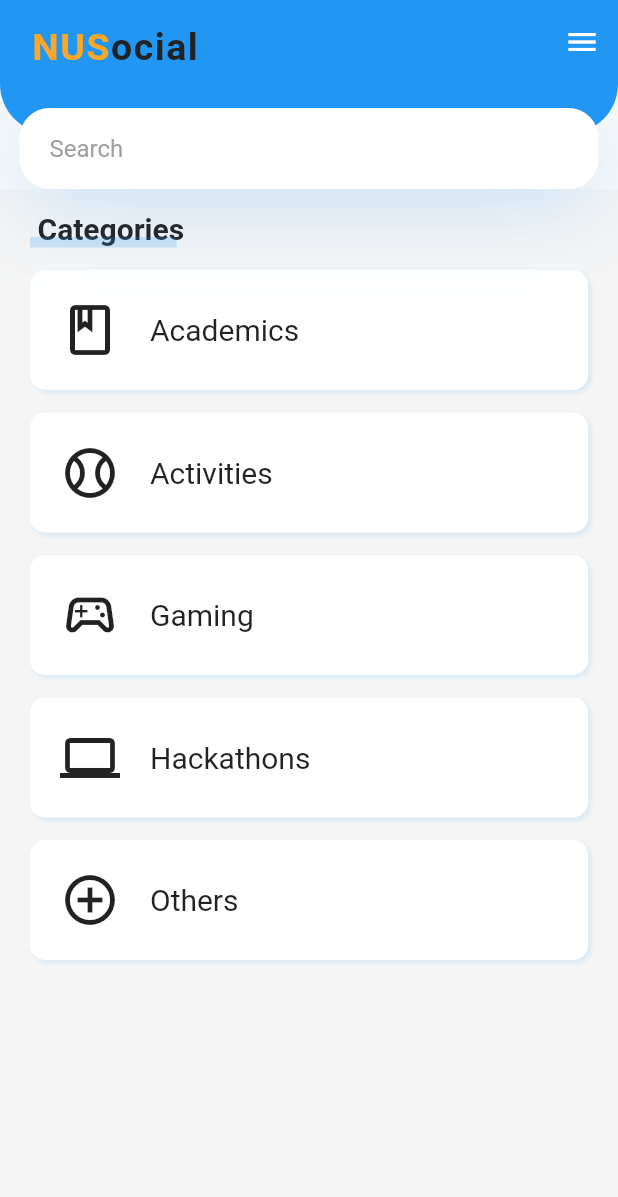
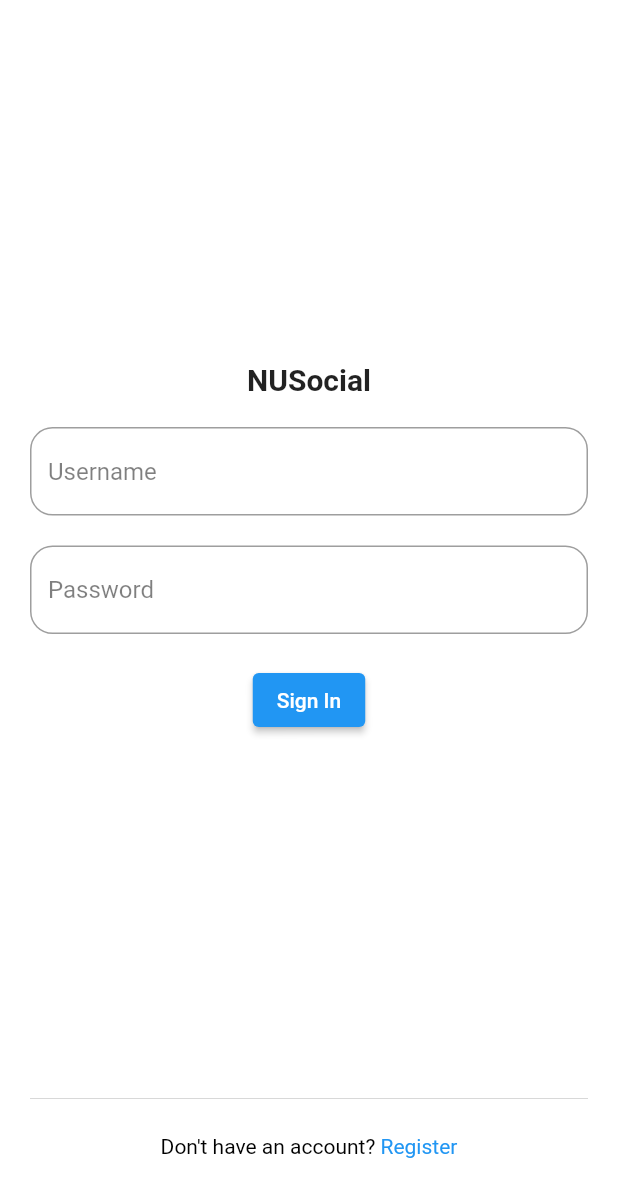
Before and after one commit to juandavinlie/nusocial, a Flutter app: the screen it shows after launch, on a phone screen of 412 x 824 dp. Shown: the top 1197 px of the screen. Run offline on Flutter 3.47's test engine with Material 2 defaults, Android fonts, the phone set to English and light mode, and no system bars; our stand-ins replace cloud_firestore, firebase_auth, flutter_spinkit; accounts and stored records are empty.

Commit message:
signin signout register work

```diff
--- a/lib/main.dart
+++ b/lib/main.dart
@@ -1,6 +1,11 @@
 import 'package:flutter/material.dart';
 import 'package:nusocial/screens/home.dart';
 import 'package:nusocial/screens/messages.dart';
+import 'package:nusocial/screens/wrapper.dart';
+import 'package:nusocial/services/auth.dart';
+import 'package:provider/provider.dart';
+
+import 'models/user.dart';
 
 void main() {
   runApp(MyApp());
@@ -10,7 +15,10 @@ class MyApp extends StatelessWidget {
   // This widget is the root of your application.
   @override
   Widget build(BuildContext context) {
-    return MaterialApp(
+    return StreamProvider<User>.value(
+      initialData: null,
+      value: AuthService().user,
+      child: MaterialApp(
         title: 'Flutter Demo',
         theme: ThemeData(
           scaffoldBackgroundColor: Colors.grey[100],
@@ -31,9 +39,10 @@ class MyApp extends StatelessWidget {
         ),
         initialRoute: '/',
         routes: {
-        '/': (context) => HomeScreen(),
+          '/': (context) => Wrapper(),
           '/messages': (context) => MessagesScreen(),
         },
+      ),
     );
   }
 }
--- /dev/null
+++ b/lib/models/user.dart
@@ -0,0 +1,15 @@
+import 'package:flutter/material.dart';
+
+class User {
+  String uid;
+  String name;
+  int year;
+  String major;
+
+  User(String uid, String name, int year, String major) {
+    this.uid = uid;
+    this.name = name;
+    this.year = year;
+    this.major = major;
+  }
+}
--- /dev/null
+++ b/lib/screens/authenticate/authenticate.dart
@@ -0,0 +1,24 @@
+import 'package:flutter/material.dart';
+import 'package:nusocial/screens/authenticate/register.dart';
+import 'package:nusocial/screens/authenticate/signin.dart';
+
+class Authenticate extends StatefulWidget {
+  @override
+  _AuthenticateState createState() => _AuthenticateState();
+}
+
+class _AuthenticateState extends State<Authenticate> {
+
+  bool _isRegistered = true;
+
+  void toggleView() {
+    setState(() {
+      _isRegistered = !_isRegistered;
+    });
+  }
+
+  @override
+  Widget build(BuildContext context) {
+    return _isRegistered ? SignIn(toggleView: toggleView) : Register(toggleView: toggleView);
+  }
+}
--- /dev/null
+++ b/lib/screens/authenticate/signin.dart
@@ -0,0 +1,154 @@
+import 'package:flutter/gestures.dart';
+import 'package:flutter/material.dart';
+import 'package:nusocial/services/auth.dart';
+
+class SignIn extends StatefulWidget {
+  final Function toggleView;
+
+  SignIn({this.toggleView});
+
+  @override
+  _SignInState createState() => _SignInState();
+}
+
+class _SignInState extends State<SignIn> {
+  final AuthService _auth = AuthService();
+  final _formKey = GlobalKey<FormState>();
+
+  String name = '';
+  String password = '';
+  String error = '';
+
+  @override
+  Widget build(BuildContext context) {
+    return Scaffold(
+      resizeToAvoidBottomInset: false,
+      backgroundColor: Colors.white,
+      body: Center(
+        child: Column(
+          children: [
+            Expanded(
+              flex: 8,
+              child: Container(
+                width: double.infinity,
+                decoration: BoxDecoration(
+                  color: Colors.white,
+                ),
+                child: Padding(
+                    padding: const EdgeInsets.fromLTRB(20, 0, 20, 0),
+                    child: Center(
+                        child: Form(
+                      key: _formKey,
+                      child: Column(
+                        mainAxisAlignment: MainAxisAlignment.center,
+                        children: <Widget>[
+                          Text('NUSocial',
+                              style: TextStyle(
+                                fontSize: 20,
+                                fontWeight: FontWeight.bold,
+                              )),
+                          SizedBox(height: 20.0),
+                          TextFormField(
+                            decoration: InputDecoration(
+                              hintText: "Username",
+                              hintStyle: TextStyle(
+                                  color: Colors.black.withOpacity(0.5)),
+                              fillColor: Colors.white,
+                              border: OutlineInputBorder(
+                                borderRadius: BorderRadius.circular(15),
+                              ),
+                            ),
+                            validator: (val) =>
+                                val.isEmpty ? "Enter your username" : null,
+                            onChanged: (val) {
+                              name = val;
+                            },
+                          ),
+                          SizedBox(height: 20.0),
+                          TextFormField(
+                            decoration: InputDecoration(
+                              hintText: "Password",
+                              hintStyle: TextStyle(
+                                color: Colors.black.withOpacity(0.5),
+                              ),
+                              border: OutlineInputBorder(
+                                borderRadius: BorderRadius.circular(15),
+                              ),
+                            ),
+                            validator: (val) => val.length < 6
+                                ? "Enter a password of at least 6 characters long"
+                                : null,
+                            obscureText: true,
+                            onChanged: (val) {
+                              password = val;
+                            },
+                          ),
+                          SizedBox(height: 20.0),
+                          ElevatedButton(
+                            child: Text("Sign In"),
+                            onPressed: () async {
+                              if (_formKey.currentState.validate()) {
+                                dynamic result =
+                                    await _auth.signInWithEmailAndPassword(
+                                        name + "@nusocial.com", password);
+                                if (result == null) {
+                                  setState(() {
+                                    error = "Your account doesn't exist";
+                                  });
+                                }
+                              }
+                            },
+                          ),
+                        ],
+                      ),
+                    ))),
+              ),
+            ),
+            Divider(
+              color: Colors.grey,
+              thickness: 0.4,
+              height: 0,
+              indent: 20,
+              endIndent: 20,
+            ),
+            Expanded(
+              flex: 1,
+              child: Container(
+                width: double.infinity,
+                decoration: BoxDecoration(
+                  color: Colors.white,
+                ),
+                child: Padding(
+                  padding: const EdgeInsets.fromLTRB(20, 0, 20, 0),
+                  child: Center(
+                    child: Column(
+                      mainAxisAlignment: MainAxisAlignment.center,
+                      children: [
+                        RichText(
+                            text: TextSpan(children: <TextSpan>[
+                          TextSpan(
+                              text: "Don't have an account? ",
+                              style: TextStyle(color: Colors.black)),
+                          TextSpan(
+                              text: 'Register',
+                              style: TextStyle(color: Colors.blue),
+                              recognizer: TapGestureRecognizer()
+                                ..onTap = () {
+                                  widget.toggleView();
+                                })
+                        ])),
+                        SizedBox(height: 12.0),
+                        Text(error,
+                            style: TextStyle(color: Colors.red, fontSize: 14.0))
+                      ],
+                    ),
+                  ),
+                ),
+              ),
+            )
+          ],
+        ),
+      ),
+    );
+  }
+}
--- /dev/null
+++ b/lib/screens/wrapper.dart
@@ -0,0 +1,16 @@
+import 'package:flutter/material.dart';
+import 'package:nusocial/models/user.dart';
+import 'package:nusocial/screens/home.dart';
+import 'package:provider/provider.dart';
+
+import 'authenticate/authenticate.dart';
+
+class Wrapper extends StatelessWidget {
+  @override
+  Widget build(BuildContext context) {
+    final user = Provider.of<User>(context);
+
+    //returns Home or Authenticate widget depending on user authentication status
+    return user != null ? HomeScreen() : Authenticate();
+  }
+}
--- /dev/null
+++ b/lib/services/auth.dart
@@ -0,0 +1,56 @@
+import 'package:firebase_auth/firebase_auth.dart';
+import 'package:flutter/material.dart';
+import 'package:nusocial/models/user.dart';
+import 'package:nusocial/services/database.dart';
+
+class AuthService {
+  final FirebaseAuth _auth = FirebaseAuth.instance;
+
+  // create user object based on FirebaseUser
+  User _userFromFirebaseUser(FirebaseUser user) {
+    return user != null ? User(user.uid, null, null, null) : null;
+  }
+
+  Stream<User> get user {
+    return _auth.onAuthStateChanged
+    .map((FirebaseUser user) => _userFromFirebaseUser(user));
+  }
+
+  // sign in with email & password
+  Future signInWithEmailAndPassword(String email, String password) async {
+    try {
+      AuthResult result = await _auth.signInWithEmailAndPassword(email: email, password: password);
+      FirebaseUser user = result.user;
+      return _userFromFirebaseUser(user);
+    } catch(e) {
+      return null;
+    }
+  }
+
+  // register with email & password
+  Future registerWithEmailAndPassword(String name, int year, String major, String password) async {
+    try {
+      AuthResult result = await _auth.createUserWithEmailAndPassword(email: name + "@nusocial.com", password: password);
+      print(name + "@nusocial.com");
+      FirebaseUser user = result.user;
+      if (user != null) {
+        User newUser = User(user.uid, name, year, major);
+        //currentUser = thisUser;
+        await DatabaseService(uid: user.uid).updateUser(newUser);
+      }
+      return _userFromFirebaseUser(user);
+    } catch(e) {
+      print(e.toString());
+      return null;
+    }
+  }
+  // sign out
+  Future signOut() async {
+    try {
+      return await _auth.signOut();
+    } catch (e) {
+      print(e.toString());
+      return null;
+    }
+  }
+}
--- a/pubspec.yaml
+++ b/pubspec.yaml
@@ -32,6 +32,7 @@ dependencies:
   cloud_firestore: ^0.12.9+4
   provider: ^5.0.0
   uuid: ^2.2.2
+  flutter_spinkit:
 
 
 dev_dependencies:
```
Also changed, not shown: lib/models/localuser.dart (added, +7 -0 lines), lib/screens/authenticate/register.dart (added, +209 -0 lines), lib/screens/components/custom_drawer.dart (+18 -4 lines), lib/screens/eventlist.dart (+6 -5 lines), lib/screens/home.dart (+10 -1 lines), lib/screens/loading.dart (added, +14 -0 lines), lib/services/database.dart (+22 -0 lines), pubspec.lock. Lines whose indentation alone changed are shown as unchanged.
